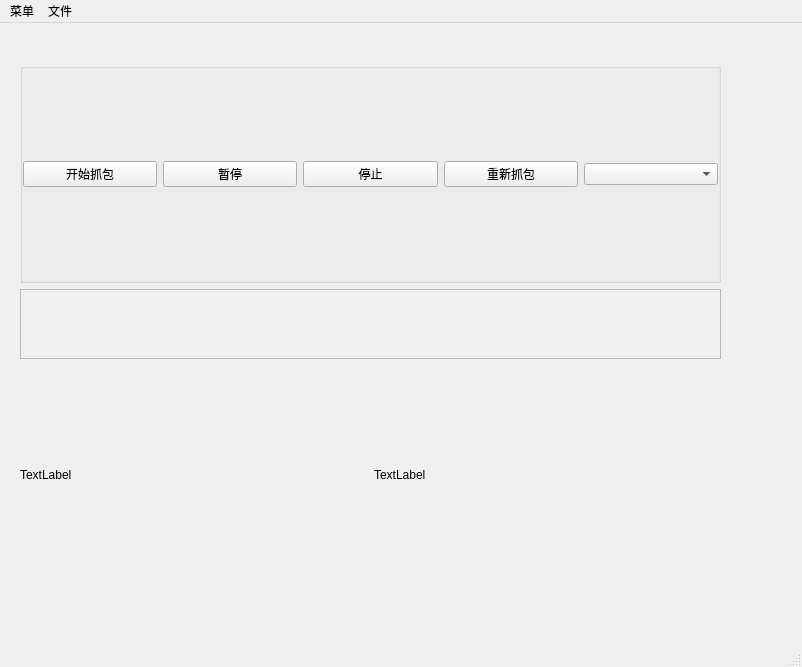
Old version of the form MainWindow.ui in the repository CryingCarp/Sniffer.
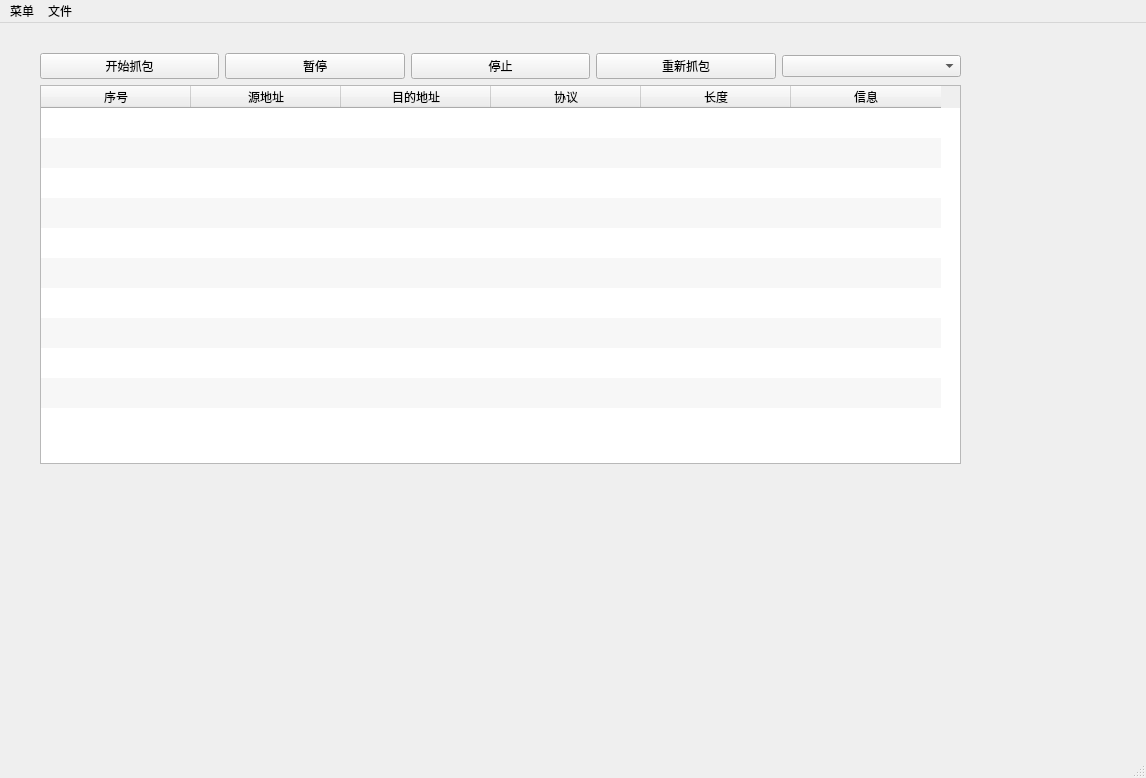
New version of the form.

Commit message: 重新设计了ui

What changed in the file:
```diff
--- a/MainWindow.ui
+++ b/MainWindow.ui
@@ -6,8 +6,8 @@
    <rect>
     <x>0</x>
     <y>0</y>
-    <width>802</width>
-    <height>667</height>
+    <width>1146</width>
+    <height>778</height>
    </rect>
   </property>
   <property name="sizePolicy">
@@ -26,46 +26,18 @@
      <verstretch>0</verstretch>
     </sizepolicy>
    </property>
-   <widget class="QWidget" name="layoutWidget">
+   <widget class="QWidget" name="">
     <property name="geometry">
      <rect>
-      <x>20</x>
-      <y>40</y>
-      <width>701</width>
-      <height>521</height>
+      <x>40</x>
+      <y>30</y>
+      <width>921</width>
+      <height>411</height>
      </rect>
     </property>
     <layout class="QVBoxLayout" name="verticalLayout">
      <item>
-      <widget class="QGroupBox" name="groupBox">
-       <property name="enabled">
-        <bool>true</bool>
-       </property>
-       <property name="sizePolicy">
-        <sizepolicy hsizetype="Minimum" vsizetype="Minimum">
-         <horstretch>0</horstretch>
-         <verstretch>0</verstretch>
-        </sizepolicy>
-       </property>
-       <property name="title">
-        <string/>
-       </property>
        <layout class="QHBoxLayout" name="horizontalLayout">
-        <property name="spacing">
-         <number>6</number>
-        </property>
-        <property name="leftMargin">
-         <number>0</number>
-        </property>
-        <property name="topMargin">
-         <number>0</number>
-        </property>
-        <property name="rightMargin">
-         <number>0</number>
-        </property>
-        <property name="bottomMargin">
-         <number>0</number>
-        </property>
         <item>
          <widget class="QPushButton" name="sniff_button">
           <property name="text">
@@ -104,57 +76,108 @@
          </widget>
         </item>
         <item>
-         <widget class="QComboBox" name="interfaces_combo"/>
-        </item>
-       </layout>
-      </widget>
-     </item>
-     <item>
-      <widget class="QScrollArea" name="scrollArea">
+        <widget class="QComboBox" name="interfaces_combo">
        <property name="sizePolicy">
-        <sizepolicy hsizetype="Minimum" vsizetype="Maximum">
+          <sizepolicy hsizetype="Minimum" vsizetype="Fixed">
          <horstretch>0</horstretch>
          <verstretch>0</verstretch>
         </sizepolicy>
        </property>
-       <property name="widgetResizable">
-        <bool>true</bool>
-       </property>
-       <widget class="QWidget" name="scrollAreaWidgetContents">
-        <property name="geometry">
-         <rect>
-          <x>0</x>
-          <y>0</y>
-          <width>697</width>
-          <height>69</height>
-         </rect>
-        </property>
-       </widget>
-      </widget>
-     </item>
+         <property name="minimumSize">
+          <size>
+           <width>150</width>
+           <height>0</height>
+          </size>
+         </property>
+        </widget>
+       </item>
+      </layout>
+     </item>
      <item>
-      <layout class="QHBoxLayout" name="horizontalLayout_2">
-       <item>
-        <widget class="QLabel" name="label">
-         <property name="sizePolicy">
-          <sizepolicy hsizetype="Preferred" vsizetype="Preferred">
-           <horstretch>0</horstretch>
-           <verstretch>0</verstretch>
-          </sizepolicy>
-         </property>
+      <widget class="QTableWidget" name="tableWidget">
+       <property name="editTriggers">
+        <set>QAbstractItemView::NoEditTriggers</set>
+       </property>
+       <property name="alternatingRowColors">
+        <bool>true</bool>
+       </property>
+       <property name="showGrid">
+        <bool>false</bool>
+       </property>
+       <property name="gridStyle">
+        <enum>Qt::NoPen</enum>
+       </property>
+       <property name="sortingEnabled">
+        <bool>true</bool>
+       </property>
+       <property name="rowCount">
+        <number>10</number>
+       </property>
+       <attribute name="horizontalHeaderVisible">
+        <bool>true</bool>
+       </attribute>
+       <attribute name="horizontalHeaderCascadingSectionResizes">
+        <bool>false</bool>
+       </attribute>
+       <attribute name="horizontalHeaderDefaultSectionSize">
+        <number>150</number>
+       </attribute>
+       <attribute name="horizontalHeaderHighlightSections">
+        <bool>true</bool>
+       </attribute>
+       <attribute name="horizontalHeaderShowSortIndicator" stdset="0">
+        <bool>true</bool>
+       </attribute>
+       <attribute name="verticalHeaderVisible">
+        <bool>false</bool>
+       </attribute>
+       <attribute name="verticalHeaderDefaultSectionSize">
+        <number>30</number>
+       </attribute>
+       <attribute name="verticalHeaderShowSortIndicator" stdset="0">
+        <bool>false</bool>
+       </attribute>
+       <row/>
+       <row/>
+       <row/>
+       <row/>
+       <row/>
+       <row/>
+       <row/>
+       <row/>
+       <row/>
+       <row/>
+       <column>
          <property name="text">
-          <string>TextLabel</string>
-         </property>
-        </widget>
-       </item>
-       <item>
-        <widget class="QLabel" name="label_2">
+         <string>序号</string>
+        </property>
+       </column>
+       <column>
          <property name="text">
-          <string>TextLabel</string>
-         </property>
-        </widget>
-       </item>
-      </layout>
+         <string>源地址</string>
+        </property>
+       </column>
+       <column>
+        <property name="text">
+         <string>目的地址</string>
+        </property>
+       </column>
+       <column>
+        <property name="text">
+         <string>协议</string>
+        </property>
+       </column>
+       <column>
+        <property name="text">
+         <string>长度</string>
+        </property>
+       </column>
+       <column>
+        <property name="text">
+         <string>信息</string>
+        </property>
+       </column>
+      </widget>
      </item>
     </layout>
    </widget>
@@ -164,7 +187,7 @@
     <rect>
      <x>0</x>
      <y>0</y>
-     <width>802</width>
+     <width>1146</width>
      <height>22</height>
     </rect>
    </property>
```
Left out of the diff: 6 changed lines with no effect on the pictures. Lines whose indentation alone changed are shown as unchanged.
